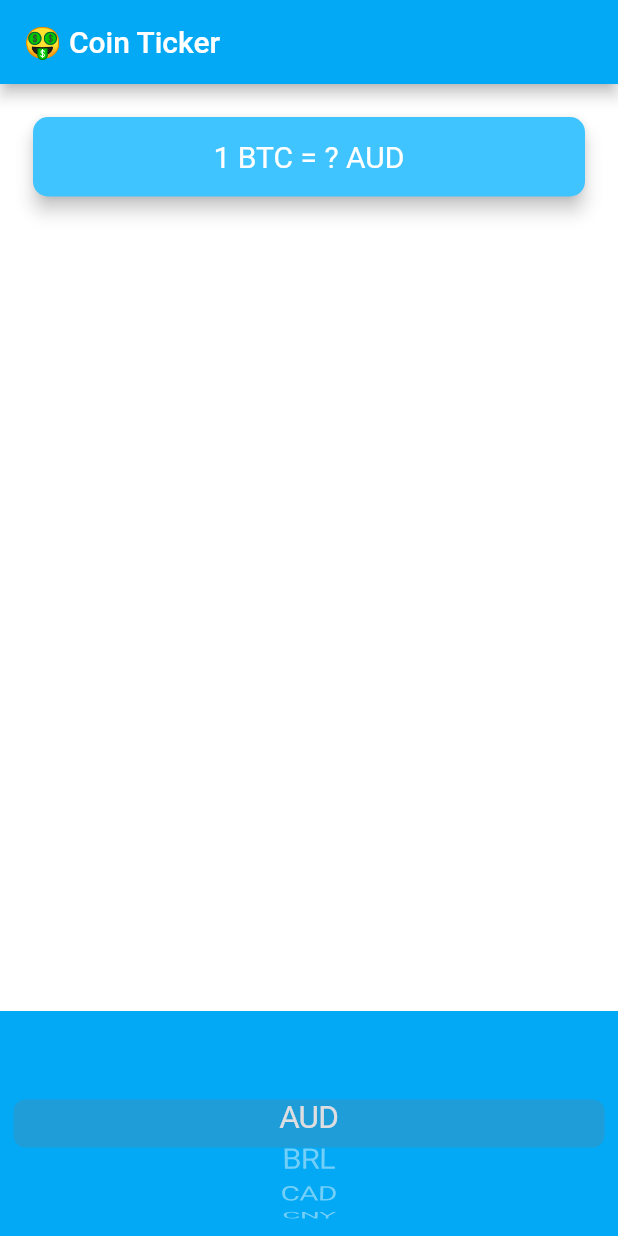
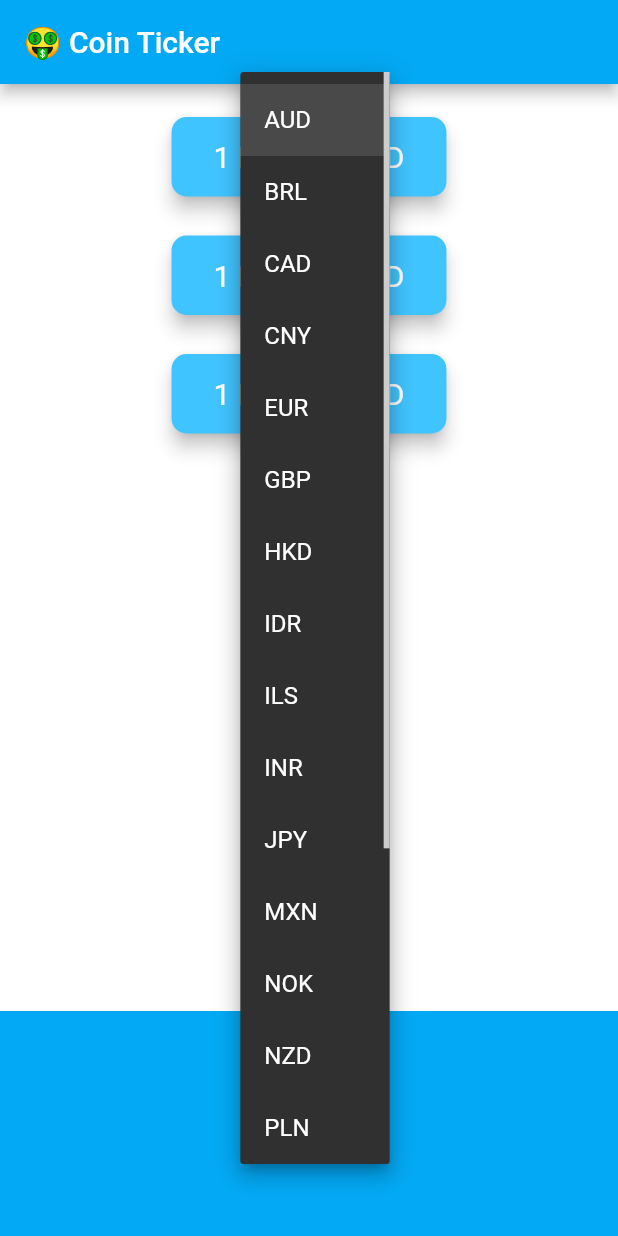
Before and after one commit to ishanjain18/flutterpractice, a Flutter app: the screen it shows after launch, after a tap on "AUD", on a phone screen of 412 x 824 dp. Run offline on Flutter 3.47's test engine with Material 2 defaults, Android fonts, the light colour scheme and no system bars; our stand-ins replace audioplayers, flutter_spinkit, font_awesome_flutter, geolocator, google_fonts, rflutter_alert; network calls fail.

Commit message:
'BitCoin_Ticker_Completed'

```diff
--- a/bitcoin-ticker-flutter-master/lib/coin_data.dart
+++ b/bitcoin-ticker-flutter-master/lib/coin_data.dart
@@ -1,4 +1,3 @@
-import 'package:flutter/cupertino.dart';
 import 'package:http/http.dart' as http;
 import 'dart:convert';
 
@@ -36,12 +35,11 @@ const coinAPIURL = 'https://rest.coinapi.io/v1/exchangerate';
 const apiKey = '655B3D84-B69B-4D83-920F-108C11678553';
 
 class CoinData {
-  //TODO 3: Update getCoinData to take the selectedCurrency as an input.
+  Future getCoinData(String currency) async {
+    Map dataMap = Map();
 
-  Future getCoinData(String currency) async {
-    //TODO 4: Update the URL to use the selectedCurrency input.
-
-    String requestURL = '$coinAPIURL/BTC/$currency?apikey=$apiKey';
+    for (String crypto in cryptoList) {
+      String requestURL = '$coinAPIURL/$crypto/$currency?apikey=$apiKey';
       var url = Uri.parse(requestURL);
       print(url);
       http.Response response = await http.get(url);
@@ -49,11 +47,13 @@ class CoinData {
       if (response.statusCode == 200) {
         var jsonData = jsonDecode(response.body);
         var lastPrice = jsonData['rate'];
-
-      return lastPrice;
+        dataMap[crypto] = lastPrice;
       } else {
         print('Request failed with Status: ${response.statusCode}');
         throw 'Problem with the GET Request';
       }
     }
+    print(dataMap);
+    return dataMap;
   }
+}
--- a/bitcoin-ticker-flutter-master/lib/price_screen.dart
+++ b/bitcoin-ticker-flutter-master/lib/price_screen.dart
@@ -9,9 +9,10 @@ class PriceScreen extends StatefulWidget {
 }
 
 class _PriceScreenState extends State<PriceScreen> {
-  //TODO 6: Update the default currency to AUD, the first item in the currencyList.
   String selectedCurrency = 'AUD';
-  dynamic coinRate = '?';
+  dynamic btcRate = '?';
+  dynamic ethRate = '?';
+  dynamic ltcRate = '?';
 
   DropdownButton<String> androidDropdown() {
     List<DropdownMenuItem<String>> dropDownList = [];
@@ -28,7 +29,6 @@ class _PriceScreenState extends State<PriceScreen> {
       items: dropDownList,
       onChanged: (value) {
         setState(() {
-          //TODO 2: Call getData() when the picker/dropdown changes.
           selectedCurrency = value;
         });
       },
@@ -46,20 +46,22 @@ class _PriceScreenState extends State<PriceScreen> {
         print(idx);
         selectedCurrency = currenciesList[idx];
         getData();
-        //TODO 1: Save the selected currency to the property selectedCurrency
-        //TODO 2: Call getData() when the picker/dropdown changes.
       },
 
       // curList is a list of text widgets, currenciesList is a list of strings
       children: curList,
     );
   }
+  //TODO 7: Figure out a way of displaying a '?' on screen while we're waiting for the price data to come back. Hint: You'll need a ternary operator.
+  //TODO 6: Update this method to receive a Map containing the crypto:price key value pairs. Then use that map to update the CryptoCards.
 
-  Future getData() async {
+  Future<Widget> getData() async {
     try {
       var rate = await CoinData().getCoinData(selectedCurrency);
       setState(() {
-        coinRate = rate.toStringAsFixed(3);
+        btcRate = rate['BTC'].toStringAsFixed(3);
+        ethRate = rate['ETH'].toStringAsFixed(3);
+        ltcRate = rate['LTC'].toStringAsFixed(3);
       });
     } catch (e) {
       print(e);
@@ -72,6 +74,8 @@ class _PriceScreenState extends State<PriceScreen> {
     getData();
   }
 
+  //TODO: For bonus points, create a method that loops through the cryptoList and generates a CryptoCard for each.
+
   @override
   Widget build(BuildContext context) {
     return Scaffold(
@@ -81,8 +85,37 @@ class _PriceScreenState extends State<PriceScreen> {
       body: Column(
         mainAxisAlignment: MainAxisAlignment.spaceBetween,
         crossAxisAlignment: CrossAxisAlignment.stretch,
-        children: <Widget>[
-          Padding(
+        children: [
+          Column(
+            children: [
+              CryptoCard(coinRate: btcRate, selectedCurrency: selectedCurrency),
+              CryptoCard(coinRate: ethRate, selectedCurrency: selectedCurrency),
+              CryptoCard(coinRate: ltcRate, selectedCurrency: selectedCurrency),
+            ],
+          ),
+          Container(
+            height: 150.0,
+            alignment: Alignment.center,
+            //padding: EdgeInsets.only(bottom: 30.0),
+            color: Colors.lightBlue,
+            child: Platform.isIOS ? iosPicker() : androidDropdown(),
+            //child: Platform.isIOS ? iosPicker() : androidDropdown(),
+          ),
+        ],
+      ),
+    );
+  }
+}
+
+class CryptoCard extends StatelessWidget {
+  const CryptoCard({@required this.coinRate, @required this.selectedCurrency});
+
+  final String coinRate;
+  final String selectedCurrency;
+
+  @override
+  Widget build(BuildContext context) {
+    return Padding(
       padding: EdgeInsets.fromLTRB(18.0, 18.0, 18.0, 0),
       child: Card(
         color: Colors.lightBlueAccent,
@@ -93,7 +126,6 @@ class _PriceScreenState extends State<PriceScreen> {
         child: Padding(
           padding: EdgeInsets.symmetric(vertical: 15.0, horizontal: 28.0),
           child: Text(
-                  //TODO 5: Update the currency name depending on the selectedCurrency.
             '1 BTC = $coinRate $selectedCurrency',
             textAlign: TextAlign.center,
             style: TextStyle(
@@ -103,17 +135,6 @@ class _PriceScreenState extends State<PriceScreen> {
           ),
         ),
       ),
-          ),
-          Container(
-            height: 150.0,
-            alignment: Alignment.center,
-            //padding: EdgeInsets.only(bottom: 30.0),
-            color: Colors.lightBlue,
-            child: iosPicker(),
-            // child: Platform.isIOS ? iosPicker() : androidDropdown(),
-          ),
-        ],
-      ),
     );
   }
 }
```
Lines whose indentation alone changed are shown as unchanged.
